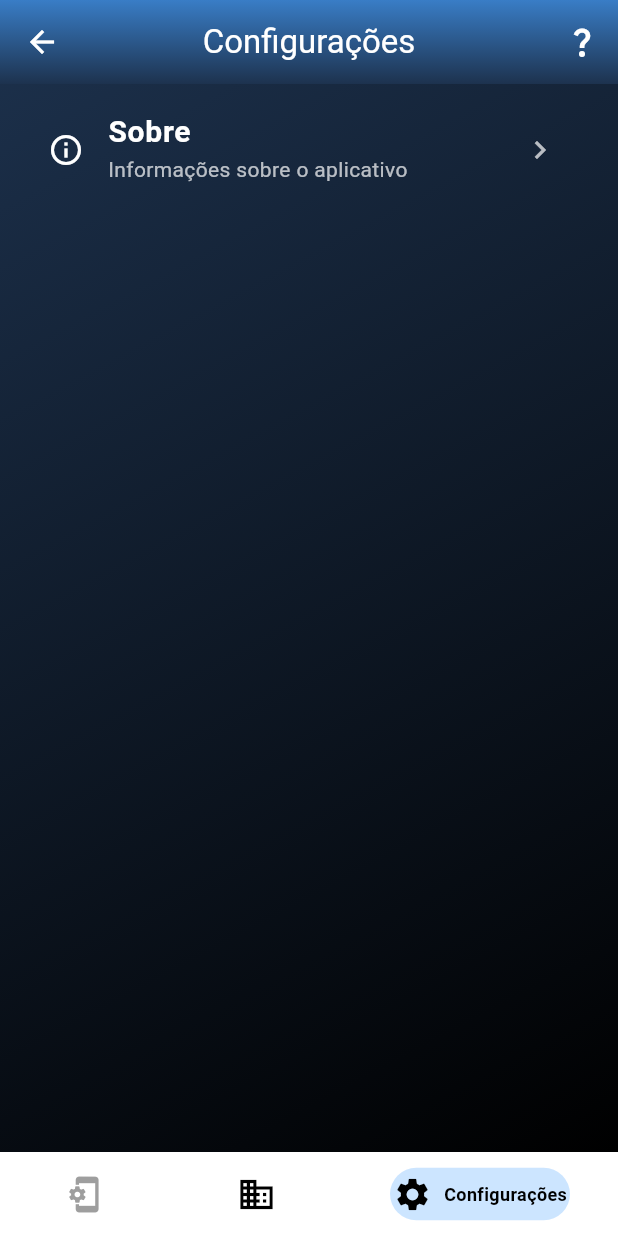
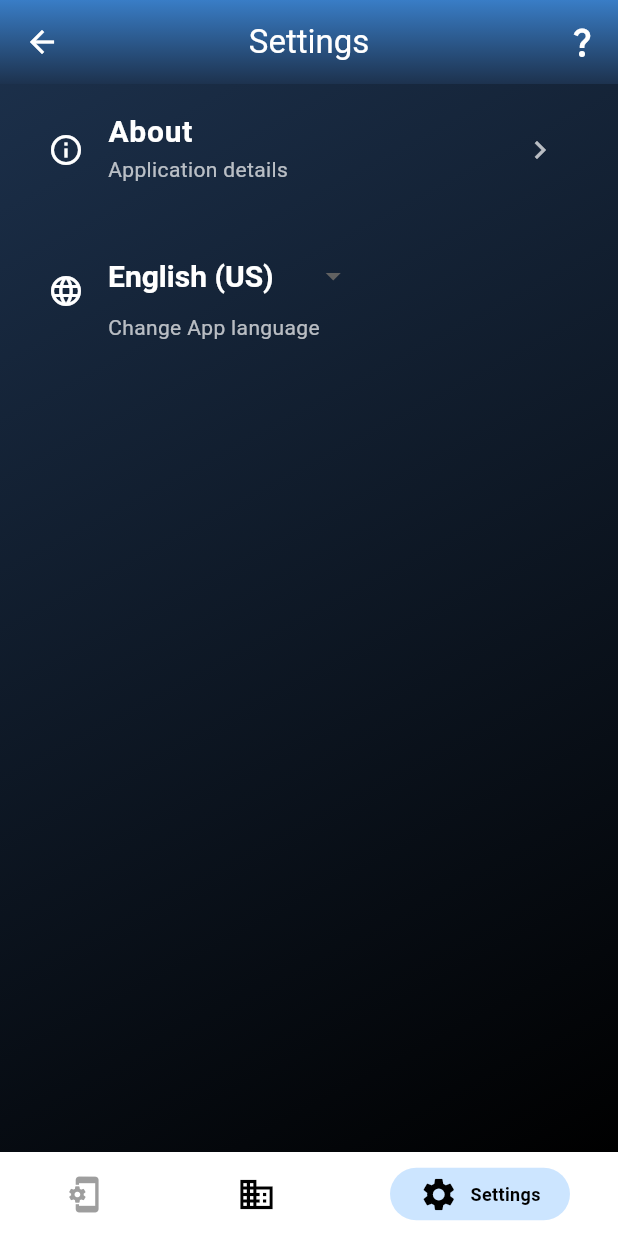
Before and after one commit to theusrsilva/uffmobileplus, a Flutter app: the HomePage screen opened by its route, item 3 of the bottom bar chosen, on a phone screen of 412 x 824 dp. Run offline on Flutter 3.47's test engine with Material 3 defaults, Android fonts, the phone set to English and light mode, and no system bars; drawn by our look-alikes of persistent_bottom_nav_bar; our stand-ins replace awesome_dialog, cloud_firestore, device_info_plus, firebase_auth, firebase_core, flutter_svg and 7 more; missing offline and left inert: flutter_appauth, open_settings_plus, safe_device; accounts and stored records are empty.

Commit message:
feature: infraestrutura para internacionalização acrescentada

```diff
--- a/lib/app/modules/external_modules/restaurante/controller/restaurant_modules_controller.dart
+++ b/lib/app/modules/external_modules/restaurante/controller/restaurant_modules_controller.dart
@@ -1,5 +1,6 @@
 import 'package:get/get.dart';
 import 'package:uffmobileplus/app/routes/app_routes.dart';
+import 'package:uffmobileplus/app/utils/base_translation_keys.dart';
 
 class RestaurantModulesController extends GetxController {
 
@@ -8,7 +9,7 @@ class RestaurantModulesController extends GetxController {
   List<RestaurantModules> restaurantModulesList = [
     RestaurantModules(
         iconSrc: 'assets/icons/validator_qr_code.svg',
-        subtitle: 'Catraca-Online',
+        subtitle: BaseTranslationKeys.onlineTurnstile,
         page: Routes.ONLINE_TURNSTILE,
         url: '',
         interrogation: false,
--- a/lib/app/modules/external_modules/restaurante/ui/restaurant_modules_page.dart
+++ b/lib/app/modules/external_modules/restaurante/ui/restaurant_modules_page.dart
@@ -2,6 +2,7 @@ import 'package:flutter/material.dart';
 import 'package:flutter_svg/flutter_svg.dart';
 import 'package:get/get.dart';
 import 'package:uffmobileplus/app/modules/external_modules/restaurante/controller/restaurant_modules_controller.dart';
+import 'package:uffmobileplus/app/utils/base_translation_keys.dart';
 import 'package:uffmobileplus/app/utils/color_pallete.dart';
 
 
@@ -25,7 +26,7 @@ class RestaurantModulesPage extends StatelessWidget {
                   // AppBar que se comporta como uma sliver (pode ser expandida/colapsada)
                   SliverAppBar(
                     foregroundColor: Colors.white,
-                    title: Text("Restaurante Universitário"),
+                    title: Text(BaseTranslationKeys.universityCafeteria.tr),
                     centerTitle: true,
                     elevation: 8, // Sombra da AppBar
 
@@ -179,7 +180,7 @@ class RestaurantModulesPage extends StatelessWidget {
               Align(
                 alignment: Alignment.center,
                 child: Text(
-                  restaurantModule.subtitle,
+                  restaurantModule.subtitle.tr,
                   textAlign: TextAlign.center,
                   style: TextStyle(
                     color: Colors.white,
--- a/lib/app/modules/internal_modules/dashboard/controller/external_modules_controller.dart
+++ b/lib/app/modules/internal_modules/dashboard/controller/external_modules_controller.dart
@@ -1,5 +1,6 @@
 import 'package:get/get.dart';
 import 'package:uffmobileplus/app/routes/app_routes.dart';
+import 'package:uffmobileplus/app/utils/base_translation_keys.dart';
 
 class ExternalModulesController extends GetxController {
 
@@ -8,7 +9,7 @@ class ExternalModulesController extends GetxController {
   List<ExternalModules> externalModulesList = [
     ExternalModules(
         iconSrc: 'assets/icons/bandejapp.svg',
-        subtitle: 'Restaurante',
+        subtitle: BaseTranslationKeys.restaurant,
         page: Routes.RESTAURANT_MODULES,
         url: '',
         interrogation: false,
--- a/lib/app/modules/internal_modules/dashboard/ui/home_page.dart
+++ b/lib/app/modules/internal_modules/dashboard/ui/home_page.dart
@@ -6,6 +6,7 @@ import 'package:persistent_bottom_nav_bar/persistent_bottom_nav_bar.dart';
 import 'package:uffmobileplus/app/modules/internal_modules/dashboard/controller/home_page_controller.dart';
 import 'package:uffmobileplus/app/modules/internal_modules/dashboard/ui/pages/external_modules_page.dart';
 import 'package:uffmobileplus/app/modules/internal_modules/dashboard/ui/pages/settings_page.dart';
+import 'package:uffmobileplus/app/utils/base_translation_keys.dart';
 import 'package:uffmobileplus/app/utils/color_pallete.dart';
 
 class HomePage extends GetView<HomePageController> {
@@ -42,7 +43,7 @@ class HomePage extends GetView<HomePageController> {
           // Tela Principal
           PersistentBottomNavBarItem(
             icon: Icon(Icons.phonelink_setup),
-            title: "Atalhos",
+            title: BaseTranslationKeys.shortcuts.tr,
             activeColorPrimary: AppColors.lightBlue(),
             inactiveColorPrimary: Colors.grey,
             activeColorSecondary: Colors.black,
@@ -51,7 +52,7 @@ class HomePage extends GetView<HomePageController> {
           // Tela de Serviços
           PersistentBottomNavBarItem(
             icon: Icon(Icons.business),
-            title: "Serviços",
+            title: BaseTranslationKeys.modules.tr,
             activeColorPrimary: AppColors.lightBlue(),
             inactiveColorPrimary: Colors.black,
             activeColorSecondary: Colors.black,
@@ -60,7 +61,7 @@ class HomePage extends GetView<HomePageController> {
           // Tela de Configurações
           PersistentBottomNavBarItem(
             icon: Icon(Icons.settings),
-            title: "Configurações",
+            title: BaseTranslationKeys.settings.tr,
             activeColorPrimary: AppColors.lightBlue(),
             inactiveColorPrimary: Colors.grey,
             activeColorSecondary: Colors.black,
--- a/lib/app/modules/internal_modules/dashboard/ui/pages/external_modules_page.dart
+++ b/lib/app/modules/internal_modules/dashboard/ui/pages/external_modules_page.dart
@@ -2,6 +2,7 @@ import 'package:flutter/material.dart';
 import 'package:flutter_svg/flutter_svg.dart';
 import 'package:get/get.dart';
 import 'package:uffmobileplus/app/modules/internal_modules/dashboard/controller/external_modules_controller.dart';
+import 'package:uffmobileplus/app/utils/base_translation_keys.dart';
 import 'package:uffmobileplus/app/utils/color_pallete.dart';
 
 // Página que exibe uma grade de serviços externos disponíveis no aplicativo
@@ -25,7 +26,7 @@ class ExternalModulesPage extends StatelessWidget {
                   // AppBar que se comporta como uma sliver (pode ser expandida/colapsada)
                   SliverAppBar(
                     foregroundColor: Colors.white,
-                    title: Text("Módulos"),
+                    title: Text(BaseTranslationKeys.modules.tr),
                     centerTitle: true,
                     elevation: 8, // Sombra da AppBar
 
@@ -179,7 +180,7 @@ class ExternalModulesPage extends StatelessWidget {
               Align(
                 alignment: Alignment.center,
                 child: Text(
-                  externalModule.subtitle,
+                  externalModule.subtitle.tr,
                   textAlign: TextAlign.center,
                   style: TextStyle(
                     color: Colors.white,
--- a/lib/app/modules/internal_modules/dashboard/ui/pages/settings_page.dart
+++ b/lib/app/modules/internal_modules/dashboard/ui/pages/settings_page.dart
@@ -1,6 +1,7 @@
 import 'package:flutter/material.dart';
 import 'package:get/get.dart';
 import 'package:uffmobileplus/app/modules/internal_modules/dashboard/ui/pages/about_page.dart';
+import 'package:uffmobileplus/app/utils/base_translation_keys.dart';
 import 'package:uffmobileplus/app/utils/color_pallete.dart';
 
 class SettingsPage extends StatelessWidget {
@@ -15,14 +16,49 @@ class SettingsPage extends StatelessWidget {
         ),
         child: CustomScrollView(
           slivers: [
-            _sliverAppBar("Configurações"), // TODO: internacionalizar
+            _sliverAppBar(BaseTranslationKeys.settings.tr),
+            // TODO: substituir por SettingsItem
             _settingsItem(
               Icons.info_outline,
-              "Sobre", // TODO: internacionalizar
-              "Informações sobre o aplicativo", // TODO: internacionalizar
+              BaseTranslationKeys.about.tr,
+              BaseTranslationKeys.aboutDescription.tr,
               onTap: () {
                 Get.to(() => AboutPage());
               },
+            ),
+            SettingsItem(
+              icon: Icon(Icons.language, color: Colors.white),
+              main: DropdownButton<Locale>(
+                value: Get.locale,
+                dropdownColor: Colors.grey[800],
+                style: TextStyle(
+                  color: Colors.white,
+                  fontSize: 20,
+                  fontWeight: FontWeight.bold,
+                ),
+                underline: Container(), // Remove underline
+                // Ao suportar um novo idioma, adicionar novo par
+                // na lista abaixo
+                // TODO: extrair essa lista para algum outro lugar?
+                items:
+                    [
+                      {'locale': Locale('pt', 'BR'), 'display': 'Português (BR)'},
+                      {'locale': Locale('en', 'US'), 'display': 'English (US)'},
+                    ].map((item) {
+                      Locale locale = item['locale'] as Locale;
+                      String displayString = item['display'] as String;
+
+                      return DropdownMenuItem<Locale>(
+                        value: locale,
+                        child: Text(displayString)
+                      );
+                    }).toList(),
+                onChanged: (Locale? newValue) {
+                  if (newValue != null) Get.updateLocale(newValue);
+                },
+              ),
+              description: BaseTranslationKeys.langDescription.tr,
+              trailing: null, // No chevron needed since it's a dropdown
             ),
           ],
         ),
@@ -86,3 +122,43 @@ class SettingsPage extends StatelessWidget {
     );
   }
 }
+
+class SettingsItem extends StatelessWidget {
+  final Icon icon;
+  final Widget main;
+  final String description;
+  final VoidCallback? onTap;
+  final Widget? trailing;
+
+  const SettingsItem({
+    super.key,
+    required this.icon,
+    required this.main,
+    required this.description,
+    this.onTap,
+    this.trailing,
+  });
+
+  @override
+  Widget build(BuildContext context) {
+    return SliverToBoxAdapter(
+      child: Container(
+        margin: EdgeInsets.symmetric(vertical: 8, horizontal: 16),
+        child: ListTile(
+          leading: icon,
+          title: main,
+          subtitle: Text(
+            description,
+            style: TextStyle(
+              fontSize: 14,
+              fontWeight: FontWeight.w400,
+              color: Colors.white70,
+            ),
+          ),
+          trailing: trailing,
+          onTap: onTap,
+        ),
+      ),
+    );
+  }
+}
--- /dev/null
+++ b/lib/app/utils/base_translation_keys.dart
@@ -0,0 +1,25 @@
+/// O objetivo destas constantes é garantir consistência entre as chaves do
+/// método _translations (da class International) e as strings que aparecem
+/// nas próprias páginas.
+abstract class BaseTranslationKeys {
+  // PersistetTabView
+  static const shortcuts = 'shortcuts';
+  // External Modules Page
+  static const modules = 'modules';
+  // External modules controller
+  static const restaurant = 'restaurant';
+  // Restaurante modules page
+  static const universityCafeteria = 'university_cafeteria';
+  // Restaurant modules controller
+  static const onlineTurnstile = 'online_turnstile';
+  // Settings Page
+  static const settings = 'settings';
+  static const about = 'about';
+  static const aboutDescription = 'about_description';
+  static const langDescription = 'lang_description';
+  // About Page
+  static const aboutAppBarPageTitle = 'about_app_bar_page_title';
+  static const versionName = 'version_name';
+  static const versionCode = 'version_code';
+  static const device = 'device';
+}
```
Also changed, not shown: lib/app/modules/internal_modules/dashboard/ui/pages/about_page.dart (+6 -4 lines), lib/app/routes/app_pages.dart (+6 -2 lines), lib/app/utils/translations.dart (added, +107 -0 lines), lib/main.dart (+5 -7 lines).
